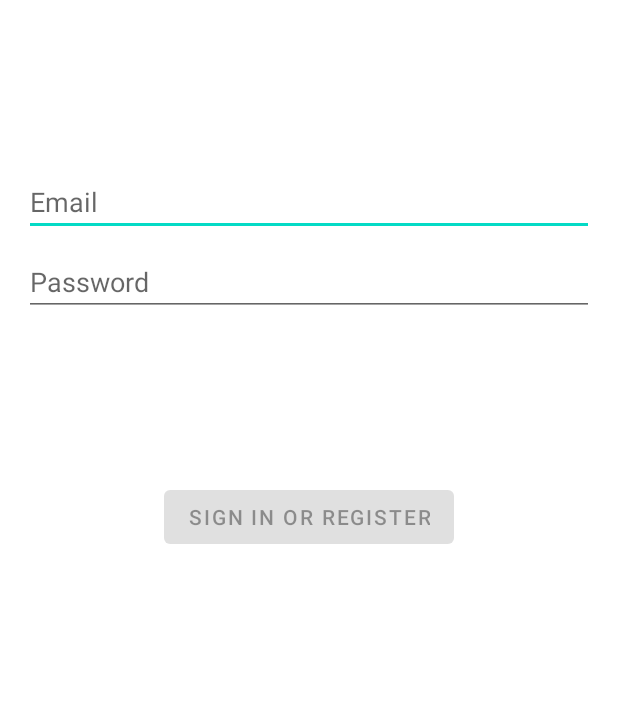
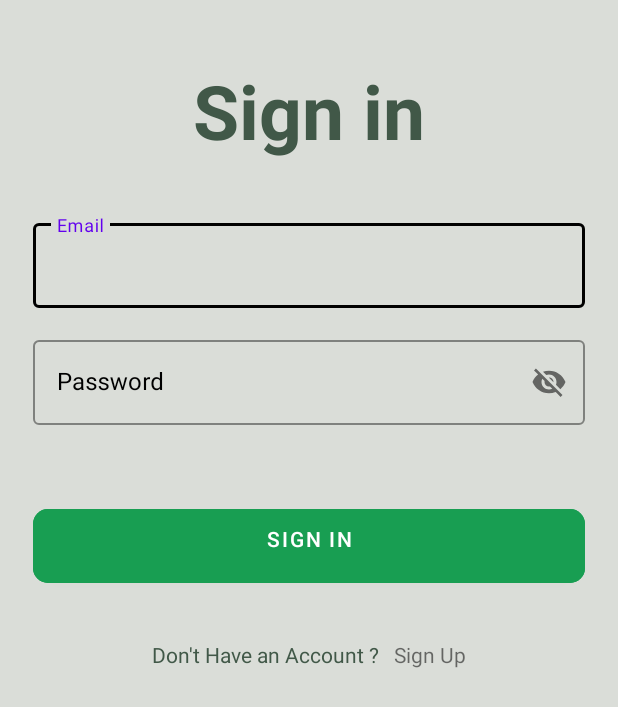
Before and after one commit to 00Chaotic/nApp, an Android app: the layout activity_login.xml on its own in the app's theme, with its tools: preview values and no code run, on a phone screen of 412 x 824 dp. Shown: the top 707 px of the screen. Run offline under Robolectric (Android 15) with nearby library versions, the phone set to English and light mode, and no system bars.

Commit message:
completed UI for login

```diff
--- a/app/src/main/res/layout/activity_login.xml
+++ b/app/src/main/res/layout/activity_login.xml
@@ -1,69 +1,120 @@
 <?xml version="1.0" encoding="utf-8"?>
-<androidx.constraintlayout.widget.ConstraintLayout xmlns:android="http://schemas.android.com/apk/res/android"
+<ScrollView xmlns:android="http://schemas.android.com/apk/res/android"
     xmlns:app="http://schemas.android.com/apk/res-auto"
     xmlns:tools="http://schemas.android.com/tools"
-    android:id="@+id/container"
     android:layout_width="match_parent"
     android:layout_height="match_parent"
-    android:paddingLeft="@dimen/activity_horizontal_margin"
-    android:paddingTop="@dimen/activity_vertical_margin"
-    android:paddingRight="@dimen/activity_horizontal_margin"
-    android:paddingBottom="@dimen/activity_vertical_margin"
+    android:background="#DADDD8"
+    android:scrollbars="none"
     tools:context=".ui.login.LoginActivity">
 
-    <EditText
-        android:id="@+id/username"
-        android:layout_width="0dp"
+    <LinearLayout
+        android:layout_width="match_parent"
         android:layout_height="wrap_content"
-        android:layout_marginTop="96dp"
-        android:hint="@string/prompt_email"
+        android:layout_marginStart="22dp"
+        android:layout_marginEnd="22dp"
+        android:orientation="vertical">
+
+        <TextView
+            android:layout_width="match_parent"
+            android:layout_height="wrap_content"
+            android:layout_marginTop="40dp"
+            android:text="Sign in"
+            android:textAlignment="center"
+            android:textColor="@color/color_6"
+            android:textSize="50sp"
+            android:textStyle="bold" />
+
+
+        <com.google.android.material.textfield.TextInputLayout
+            style="@style/Widget.MaterialComponents.TextInputLayout.OutlinedBox"
+            android:layout_width="match_parent"
+            android:layout_height="wrap_content"
+            android:layout_marginTop="36dp"
+            android:hint="Email"
+            android:textColorHint="@color/black"
+            app:boxStrokeColor="@color/black">
+
+            <com.google.android.material.textfield.TextInputEditText
+                android:id="@+id/edtSignInEmail"
+                android:layout_width="match_parent"
+                android:layout_height="wrap_content"
                 android:inputType="textEmailAddress"
-        android:selectAllOnFocus="true"
-        app:layout_constraintEnd_toEndOf="parent"
-        app:layout_constraintStart_toStartOf="parent"
-        app:layout_constraintTop_toTopOf="parent" />
+                android:singleLine="true"
+                android:textColor="@color/black" />
 
-    <EditText
-        android:id="@+id/password"
-        android:layout_width="0dp"
+        </com.google.android.material.textfield.TextInputLayout>
+
+        <com.google.android.material.textfield.TextInputLayout
+            style="@style/Widget.MaterialComponents.TextInputLayout.OutlinedBox"
+            android:layout_width="match_parent"
             android:layout_height="wrap_content"
-        android:layout_marginTop="8dp"
-        android:hint="@string/prompt_password"
-        android:imeActionLabel="@string/action_sign_in_short"
-        android:imeOptions="actionDone"
-        android:inputType="textPassword"
-        android:selectAllOnFocus="true"
-        app:layout_constraintEnd_toEndOf="parent"
-        app:layout_constraintStart_toStartOf="parent"
-        app:layout_constraintTop_toBottomOf="@+id/username" />
+            android:layout_marginTop="16dp"
+            android:hint="Password"
+            android:textColorHint="@color/black"
+            app:boxStrokeColor="@color/black"
+            app:passwordToggleEnabled="true">
 
-    <Button
-        android:id="@+id/login"
+            <com.google.android.material.textfield.TextInputEditText
+                android:id="@+id/edtSignInPassword"
+                android:layout_width="match_parent"
+                android:layout_height="wrap_content"
+                android:inputType="textEmailAddress"
+                android:singleLine="true"
+                android:textColor="@color/black" />
+
+        </com.google.android.material.textfield.TextInputLayout>
+
+        <FrameLayout
+            android:layout_width="match_parent"
+            android:layout_height="wrap_content"
+            android:layout_marginTop="50dp">
+
+            <ProgressBar
+                android:id="@+id/signInProgressBar"
+                android:layout_width="50dp"
+                android:layout_height="50dp"
+                android:layout_gravity="center_horizontal"
+                android:visibility="invisible" />
+
+            <com.google.android.material.button.MaterialButton
+                android:id="@+id/btnSignIn"
+                android:layout_width="match_parent"
+                android:layout_height="wrap_content"
+                android:backgroundTint="#189E52"
+                android:paddingStart="20dp"
+                android:paddingTop="10dp"
+                android:paddingEnd="20dp"
+                android:paddingBottom="20dp"
+                android:text="Sign In"
+                app:cornerRadius="10dp" />
+
+        </FrameLayout>
+
+        <LinearLayout
+            android:layout_width="match_parent"
+            android:layout_height="wrap_content"
+            android:layout_marginTop="32dp"
+            android:gravity="center"
+            android:orientation="horizontal">
+
+            <TextView
                 android:layout_width="wrap_content"
                 android:layout_height="wrap_content"
-        android:layout_gravity="start"
-        android:layout_marginTop="16dp"
-        android:layout_marginBottom="64dp"
-        android:enabled="false"
-        android:text="@string/action_sign_in"
-        app:layout_constraintBottom_toBottomOf="parent"
-        app:layout_constraintEnd_toEndOf="parent"
-        app:layout_constraintStart_toStartOf="parent"
-        app:layout_constraintTop_toBottomOf="@+id/password"
-        app:layout_constraintVertical_bias="0.2" />
+                android:text="Don't Have an Account ?"
+                android:textColor="@color/color_6"
+                android:textSize="14sp" />
 
-    <ProgressBar
-        android:id="@+id/loading"
+            <TextView
+                android:id="@+id/txtSignUp"
                 android:layout_width="wrap_content"
                 android:layout_height="wrap_content"
-        android:layout_gravity="center"
-        android:layout_marginTop="64dp"
-        android:layout_marginBottom="64dp"
-        android:visibility="gone"
-        app:layout_constraintBottom_toBottomOf="parent"
-        app:layout_constraintEnd_toEndOf="@+id/password"
-        app:layout_constraintStart_toStartOf="@+id/password"
-        app:layout_constraintTop_toTopOf="parent"
-        app:layout_constraintVertical_bias="0.3" />
+                android:layout_marginStart="10dp"
+                android:text="Sign Up"
+                android:textSize="14sp" />
 
-</androidx.constraintlayout.widget.ConstraintLayout>
+        </LinearLayout>
+
+    </LinearLayout>
+
+</ScrollView>
```
Lines whose indentation alone changed are shown as unchanged.
